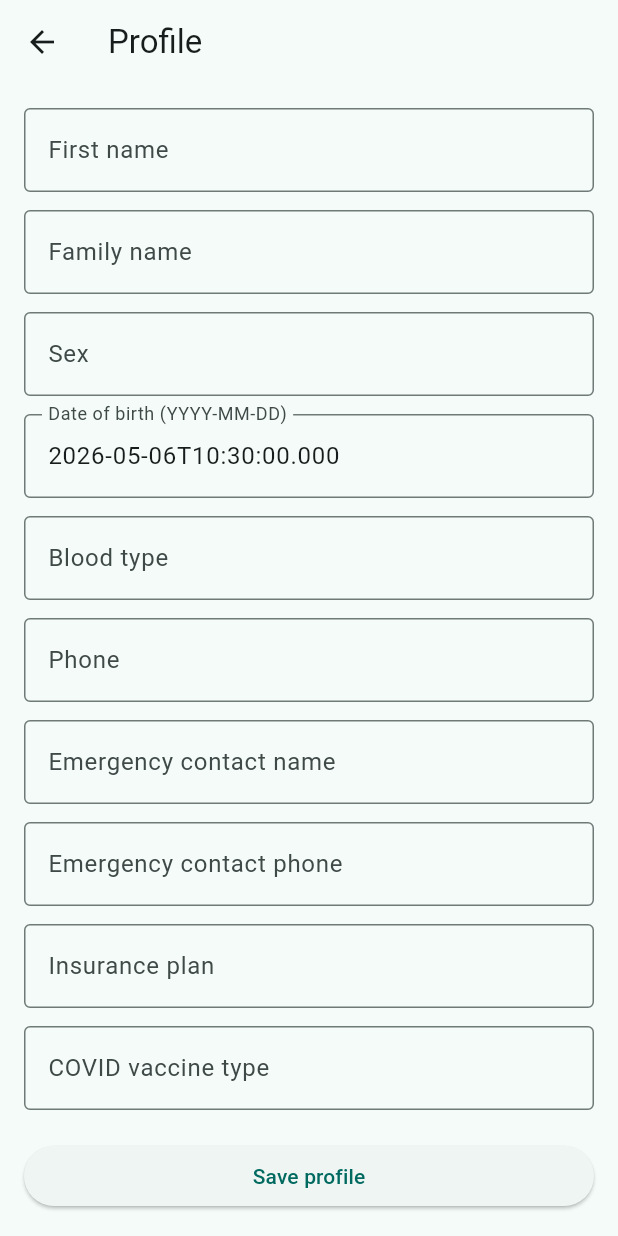
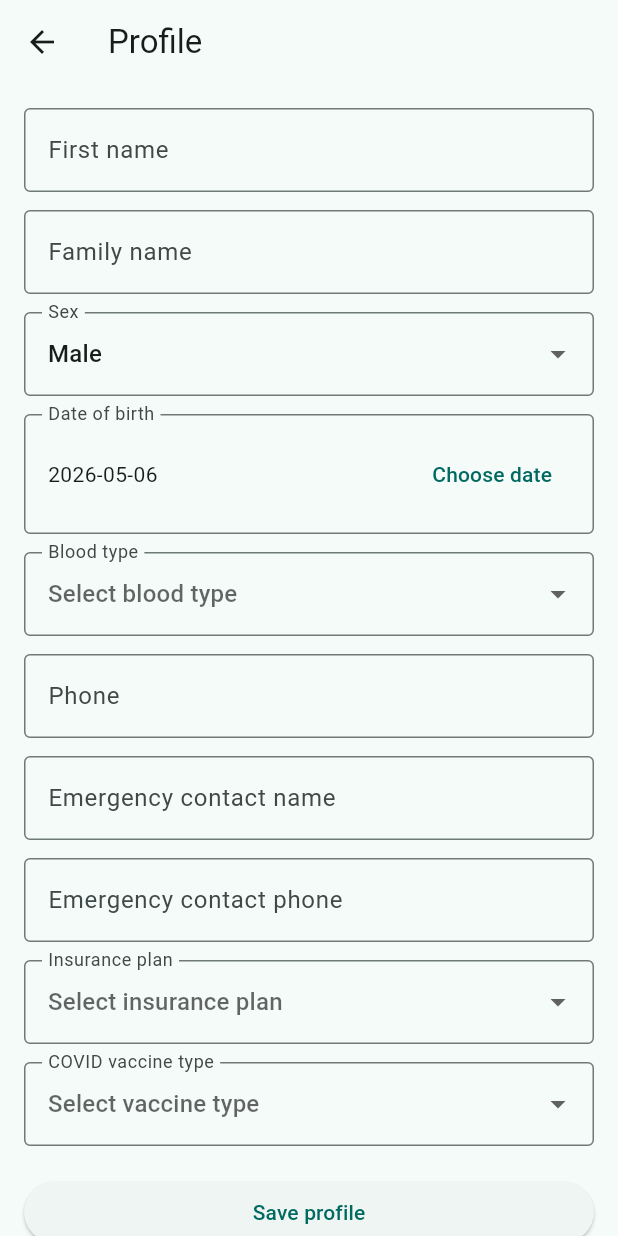
Before and after one commit to ChelloufMay/emergency_health_record_app, a Flutter app: the ProfileScreen screen opened by its route, after a tap on "Save profile", on a phone screen of 412 x 824 dp. Run offline on Flutter 3.47's test engine with Material 3 defaults, Android fonts, the light colour scheme and no system bars; our stand-ins replace app_links, qr_flutter, supabase_flutter; accounts and stored records are empty; network calls fail.

Commit message:
change display style

```diff
--- a/lib/screens/profile_screen.dart
+++ b/lib/screens/profile_screen.dart
@@ -17,19 +17,49 @@ class _ProfileScreenState extends State<ProfileScreen> {
 
   final _firstNameController = TextEditingController();
   final _familyNameController = TextEditingController();
-  final _sexController = TextEditingController();
-  final _dobController = TextEditingController();
-  final _bloodTypeController = TextEditingController();
   final _phoneController = TextEditingController();
   final _emergencyNameController = TextEditingController();
   final _emergencyPhoneController = TextEditingController();
-  final _insurancePlanController = TextEditingController();
-  final _covidVaccineController = TextEditingController();
 
   bool _loading = true;
   String? _profileId;
   String? _patientId;
   String? _appUserId;
+
+  String _sex = 'male';
+  DateTime? _selectedDob;
+  String? _bloodType;
+  String? _insurancePlan;
+  String? _covidVaccineType;
+
+  final List<String> _sexOptions = const ['male', 'female'];
+
+  final List<String> _bloodTypeOptions = const [
+    'O-',
+    'O+',
+    'B-',
+    'B+',
+    'A-',
+    'A+',
+    'AB-',
+    'AB+',
+  ];
+
+  final List<String> _insurancePlanOptions = const [
+    'NAM',
+    'CNSS',
+    'CNRPS',
+  ];
+
+  final List<String> _covidVaccineOptions = const [
+    'Pfizer-BioNTech (Comirnaty)',
+    'Moderna (Spikevax / mRNA-1273)',
+    'AstraZeneca/Oxford (Vaxzevria)',
+    'Johnson & Johnson (Janssen)',
+    'Sputnik V (Gam-COVID-Vac)',
+    'CoronaVac (Sinovac)',
+    'Sinopharm (BBIBP-CorV)',
+  ];
 
   @override
   void initState() {
@@ -42,7 +72,9 @@ class _ProfileScreenState extends State<ProfileScreen> {
     _appUserId = identity?.appUserId ?? await _patientService.getAppUserId();
 
     if (_appUserId == null) {
-      setState(() => _loading = false);
+      if (mounted) {
+        setState(() => _loading = false);
+      }
       return;
     }
 
@@ -58,17 +90,75 @@ class _ProfileScreenState extends State<ProfileScreen> {
 
       _firstNameController.text = row['first_name']?.toString() ?? '';
       _familyNameController.text = row['family_name']?.toString() ?? '';
-      _sexController.text = row['sex']?.toString() ?? 'unknown';
-      _dobController.text = row['date_of_birth']?.toString() ?? '';
-      _bloodTypeController.text = row['blood_type']?.toString() ?? '';
+
+      final sexValue = row['sex']?.toString();
+      _sex = sexValue == 'female' ? 'female' : 'male';
+
+      final dobValue = row['date_of_birth']?.toString();
+      if (dobValue != null && dobValue.isNotEmpty) {
+        _selectedDob = DateTime.tryParse(dobValue);
+      }
+
+      final bloodTypeValue = row['blood_type']?.toString();
+      if (_bloodTypeOptions.contains(bloodTypeValue)) {
+        _bloodType = bloodTypeValue;
+      }
+
       _phoneController.text = row['phone']?.toString() ?? '';
-      _emergencyNameController.text = row['emergency_contact_name']?.toString() ?? '';
-      _emergencyPhoneController.text = row['emergency_contact_phone']?.toString() ?? '';
-      _insurancePlanController.text = row['insurance_plan']?.toString() ?? '';
-      _covidVaccineController.text = row['covid_vaccine_type']?.toString() ?? '';
+      _emergencyNameController.text =
+          row['emergency_contact_name']?.toString() ?? '';
+      _emergencyPhoneController.text =
+          row['emergency_contact_phone']?.toString() ?? '';
+
+      final insuranceValue = row['insurance_plan']?.toString();
+      if (_insurancePlanOptions.contains(insuranceValue)) {
+        _insurancePlan = insuranceValue;
+      }
+
+      final covidValue = row['covid_vaccine_type']?.toString();
+      if (_covidVaccineOptions.contains(covidValue)) {
+        _covidVaccineType = covidValue;
+      }
     }
 
-    setState(() => _loading = false);
+    if (mounted) {
+      setState(() => _loading = false);
+    }
+  }
+
+  String _formatDate(DateTime date) {
+    final y = date.year.toString().padLeft(4, '0');
+    final m = date.month.toString().padLeft(2, '0');
+    final d = date.day.toString().padLeft(2, '0');
+    return '$y-$m-$d';
+  }
+
+  Future<void> _pickDateOfBirth() async {
+    final now = DateTime.now();
+    final initialDate = _selectedDob ??
+        DateTime(
+          now.year - 30,
+          now.month,
+          now.day,
+        );
+
+    final firstDate = DateTime(1900);
+    final lastDate = DateTime(now.year, now.month, now.day);
+
+    final picked = await showDatePicker(
+      context: context,
+      initialDate: initialDate.isBefore(firstDate)
+          ? firstDate
+          : (initialDate.isAfter(lastDate) ? lastDate : initialDate),
+      firstDate: firstDate,
+      lastDate: lastDate,
+    );
+
+    if (picked != null) {
+      setState(() {
+        _selectedDob = picked;
+      });
+    }
   }
 
   Future<void> _saveProfile() async {
@@ -78,14 +168,14 @@ class _ProfileScreenState extends State<ProfileScreen> {
       'user_id': _appUserId,
       'first_name': _firstNameController.text.trim(),
       'family_name': _familyNameController.text.trim(),
-      'sex': _sexController.text.trim().isEmpty ? 'unknown' : _sexController.text.trim(),
-      'date_of_birth': _dobController.text.trim().isEmpty ? null : _dobController.text.trim(),
-      'blood_type': _bloodTypeController.text.trim(),
+      'sex': _sex,
+      'date_of_birth': _selectedDob == null ? null : _formatDate(_selectedDob!),
+      'blood_type': _bloodType,
       'phone': _phoneController.text.trim(),
       'emergency_contact_name': _emergencyNameController.text.trim(),
       'emergency_contact_phone': _emergencyPhoneController.text.trim(),
-      'insurance_plan': _insurancePlanController.text.trim(),
-      'covid_vaccine_type': _covidVaccineController.text.trim(),
+      'insurance_plan': _insurancePlan,
+      'covid_vaccine_type': _covidVaccineType,
     };
 
     if (_profileId == null) {
@@ -108,10 +198,7 @@ class _ProfileScreenState extends State<ProfileScreen> {
         newValue: _firstNameController.text.trim(),
       );
     } else {
-      await _supabase
-          .from('patient_profiles')
-          .update(payload)
-          .eq('id', _profileId!);
+      await _supabase.from('patient_profiles').update(payload).eq('id', _profileId!);
 
       await _audit.log(
         patientId: _profileId!,
@@ -135,15 +222,20 @@ class _ProfileScreenState extends State<ProfileScreen> {
   void dispose() {
     _firstNameController.dispose();
     _familyNameController.dispose();
-    _sexController.dispose();
-    _dobController.dispose();
-    _bloodTypeController.dispose();
     _phoneController.dispose();
     _emergencyNameController.dispose();
     _emergencyPhoneController.dispose();
-    _insurancePlanController.dispose();
-    _covidVaccineController.dispose();
     super.dispose();
+  }
+
+  Widget _sectionTitle(String text) {
+    return Padding(
+      padding: const EdgeInsets.only(bottom: 8),
+      child: Text(
+        text,
+        style: Theme.of(context).textTheme.titleMedium,
+      ),
+    );
   }
 
   @override
@@ -155,26 +247,132 @@ class _ProfileScreenState extends State<ProfileScreen> {
           : ListView(
         padding: const EdgeInsets.all(16),
         children: [
-          TextField(controller: _firstNameController, decoration: const InputDecoration(labelText: 'First name')),
+          TextField(
+            controller: _firstNameController,
+            decoration: const InputDecoration(labelText: 'First name'),
+          ),
           const SizedBox(height: 12),
-          TextField(controller: _familyNameController, decoration: const InputDecoration(labelText: 'Family name')),
+          TextField(
+            controller: _familyNameController,
+            decoration: const InputDecoration(labelText: 'Family name'),
+          ),
           const SizedBox(height: 12),
-          TextField(controller: _sexController, decoration: const InputDecoration(labelText: 'Sex')),
+
+          DropdownButtonFormField<String>(
+            initialValue: _sex,
+            decoration: const InputDecoration(labelText: 'Sex'),
+            items: _sexOptions
+                .map(
+                  (value) => DropdownMenuItem(
+                value: value,
+                child: Text(value[0].toUpperCase() + value.substring(1)),
+              ),
+            )
+                .toList(),
+            onChanged: (value) {
+              if (value == null) return;
+              setState(() => _sex = value);
+            },
+          ),
           const SizedBox(height: 12),
-          TextField(controller: _dobController, decoration: const InputDecoration(labelText: 'Date of birth (YYYY-MM-DD)')),
+
+          InputDecorator(
+            decoration: const InputDecoration(
+              labelText: 'Date of birth',
+              border: OutlineInputBorder(),
+            ),
+            child: Row(
+              mainAxisAlignment: MainAxisAlignment.spaceBetween,
+              children: [
+                Text(
+                  _selectedDob == null
+                      ? 'Select date'
+                      : _formatDate(_selectedDob!),
+                ),
+                TextButton(
+                  onPressed: _pickDateOfBirth,
+                  child: const Text('Choose date'),
+                ),
+              ],
+            ),
+          ),
           const SizedBox(height: 12),
-          TextField(controller: _bloodTypeController, decoration: const InputDecoration(labelText: 'Blood type')),
+
+          DropdownButtonFormField<String>(
+            initialValue: _bloodType,
+            decoration: const InputDecoration(labelText: 'Blood type'),
+            hint: const Text('Select blood type'),
+            items: _bloodTypeOptions
+                .map(
+                  (value) => DropdownMenuItem(
+                value: value,
+                child: Text(value),
+              ),
+            )
+                .toList(),
+            onChanged: (value) {
+              setState(() => _bloodType = value);
+            },
+          ),
           const SizedBox(height: 12),
-          TextField(controller: _phoneController, decoration: const InputDecoration(labelText: 'Phone')),
+
+          TextField(
+            controller: _phoneController,
+            decoration: const InputDecoration(labelText: 'Phone'),
+          ),
           const SizedBox(height: 12),
-          TextField(controller: _emergencyNameController, decoration: const InputDecoration(labelText: 'Emergency contact name')),
+          TextField(
+            controller: _emergencyNameController,
+            decoration:
+            const InputDecoration(labelText: 'Emergency contact name'),
+          ),
           const SizedBox(height: 12),
-          TextField(controller: _emergencyPhoneController, decoration: const InputDecoration(labelText: 'Emergency contact phone')),
+          TextField(
+            controller: _emergencyPhoneController,
+            decoration: const InputDecoration(
+              labelText: 'Emergency contact phone',
+            ),
+          ),
           const SizedBox(height: 12),
-          TextField(controller: _insurancePlanController, decoration: const InputDecoration(labelText: 'Insurance plan')),
+
+          DropdownButtonFormField<String>(
+            initialValue: _insurancePlan,
+            decoration: const InputDecoration(labelText: 'Insurance plan'),
+            hint: const Text('Select insurance plan'),
+            items: _insurancePlanOptions
+                .map(
+                  (value) => DropdownMenuItem(
+                value: value,
+                child: Text(value),
+              ),
+            )
+                .toList(),
+            onChanged: (value) {
+              setState(() => _insurancePlan = value);
+            },
+          ),
           const SizedBox(height: 12),
-          TextField(controller: _covidVaccineController, decoration: const InputDecoration(labelText: 'COVID vaccine type')),
+
+          DropdownButtonFormField<String>(
+            initialValue: _covidVaccineType,
+            decoration: const InputDecoration(
+              labelText: 'COVID vaccine type',
+            ),
+            hint: const Text('Select vaccine type'),
+            items: _covidVaccineOptions
+                .map(
+                  (value) => DropdownMenuItem(
+                value: value,
+                child: Text(value),
+              ),
+            )
+                .toList(),
+            onChanged: (value) {
+              setState(() => _covidVaccineType = value);
+            },
+          ),
           const SizedBox(height: 20),
+
           ElevatedButton(
             onPressed: _saveProfile,
             child: const Text('Save profile'),
```
